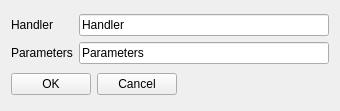
ryzom/ryzomcore, file code/nel/tools/3d/object_viewer_qt/src/plugins/gui_editor/action_editor.ui: the form before one commit.
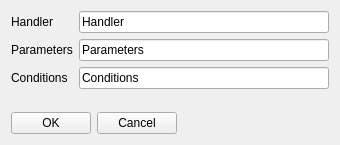
The form after the commit.

Commit message:
CHANGED: #1471 ActionEditor is now implemented.
branch : gsoc2012-gui-editor

```diff
--- a/code/nel/tools/3d/object_viewer_qt/src/plugins/gui_editor/action_editor.ui
+++ b/code/nel/tools/3d/object_viewer_qt/src/plugins/gui_editor/action_editor.ui
@@ -10,7 +10,7 @@
     <x>0</x>
     <y>0</y>
     <width>340</width>
-    <height>111</height>
+    <height>145</height>
    </rect>
   </property>
   <property name="windowTitle">
@@ -47,8 +47,35 @@
        </property>
       </widget>
      </item>
+     <item row="2" column="0">
+      <widget class="QLabel" name="label_3">
+       <property name="text">
+        <string>Conditions</string>
+       </property>
+      </widget>
+     </item>
+     <item row="2" column="1">
+      <widget class="QLineEdit" name="condEdit">
+       <property name="text">
+        <string>Conditions</string>
+       </property>
+      </widget>
+     </item>
     </layout>
    </item>
+   <item>
+    <spacer name="verticalSpacer">
+     <property name="orientation">
+      <enum>Qt::Vertical</enum>
+     </property>
+     <property name="sizeHint" stdset="0">
+      <size>
+       <width>20</width>
+       <height>11</height>
+      </size>
+     </property>
+    </spacer>
+   </item>
    <item>
     <layout class="QHBoxLayout" name="horizontalLayout">
      <item>
```
Left out of the diff: 2 changed lines with no effect on the pictures. The commit also changes 5 other files.
